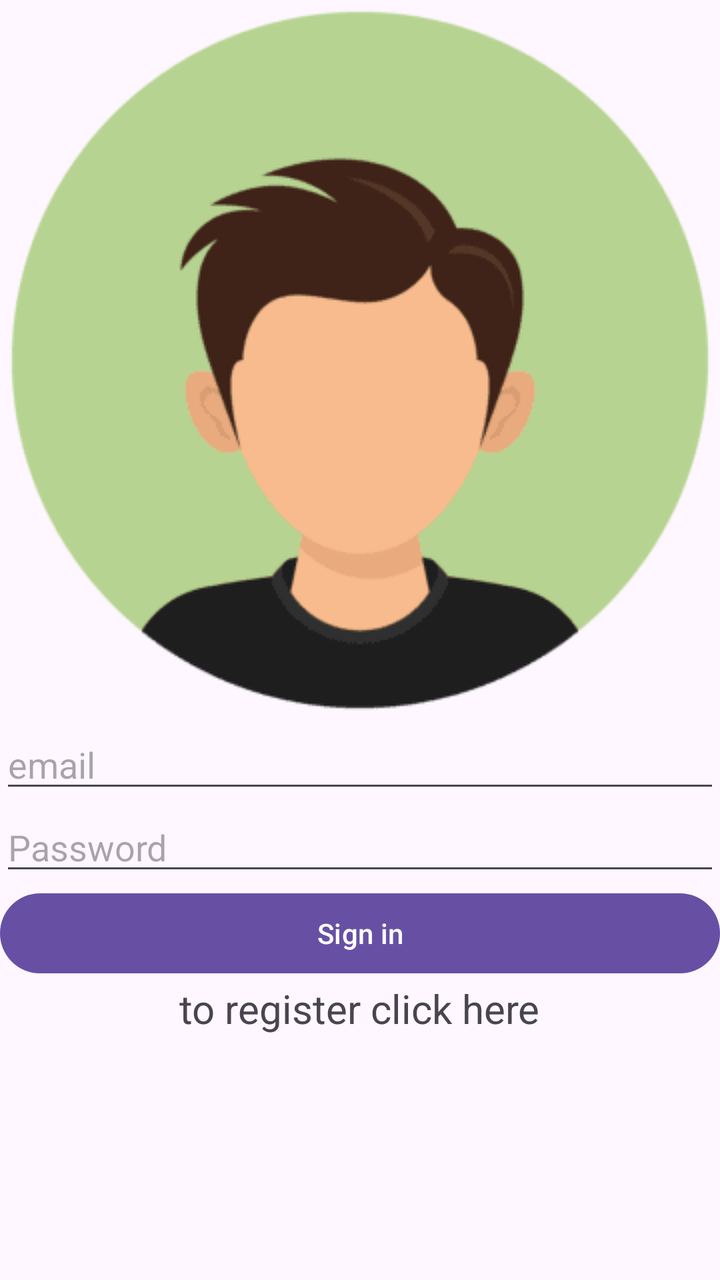
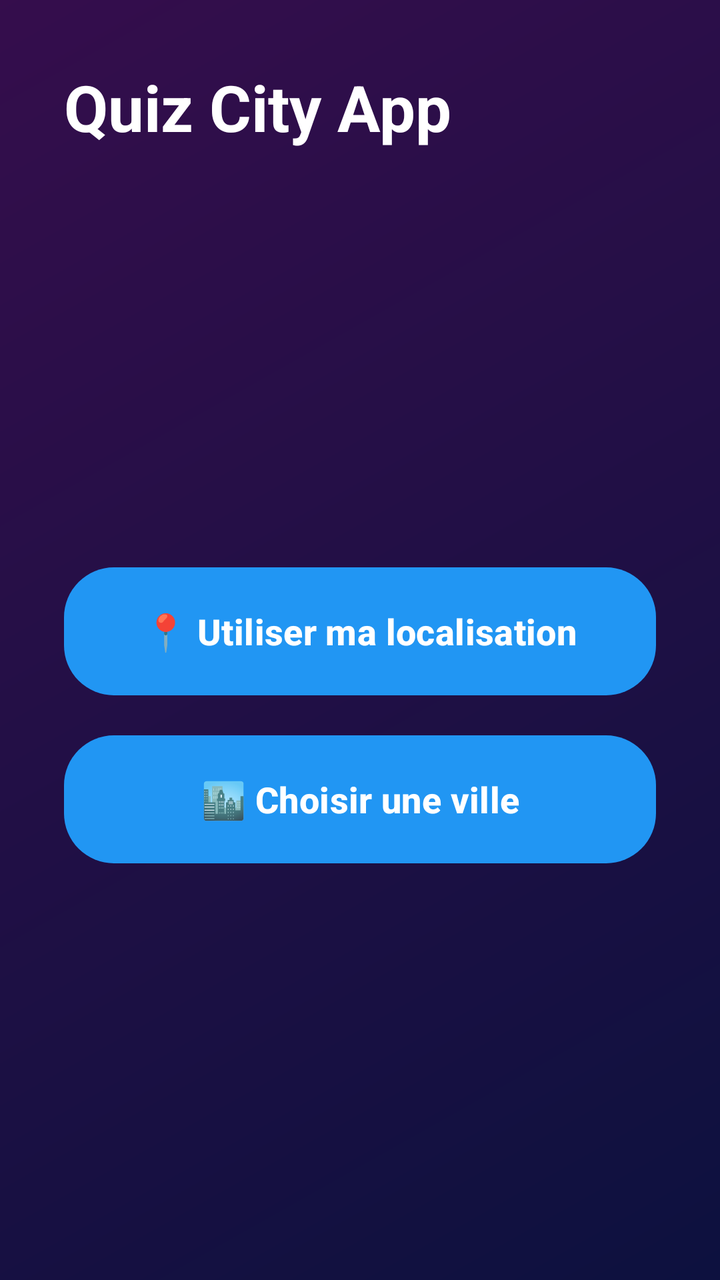

Before-and-after screenshots of an Android layout around one commit, followed by the original layout XML and the change that was made.
<!-- AndroidManifest.xml: application theme Theme.QuizApp_elAlami -->
<!-- res/layout/activity_main.xml -->
<?xml version="1.0" encoding="utf-8"?>
<LinearLayout xmlns:android="http://schemas.android.com/apk/res/android"
    android:layout_width="match_parent"
    android:layout_height="match_parent"
    android:orientation="vertical"
    android:layout_margin="25dp">

    <ImageView
        android:layout_width="wrap_content"
        android:layout_height="wrap_content"
        android:src="@drawable/logo"/>

    <EditText
        android:id="@+id/etMail"
        android:layout_width="match_parent"
        android:layout_height="wrap_content"
        android:hint="email"/>

    <EditText
        android:id="@+id/etPassword"
        android:layout_width="match_parent"
        android:layout_height="wrap_content"
        android:hint="Password"
        android:inputType="textPassword"/>

    <Button
        android:id="@+id/bLogin"
        android:layout_width="match_parent"
        android:layout_height="wrap_content"
        android:text="Sign in"/>

    <TextView
        android:id="@+id/tvRegister"
        android:layout_width="wrap_content"
        android:layout_height="wrap_content"
        android:text="to register click here"
        android:layout_gravity="center"
        android:textSize="20sp"/>

</LinearLayout>
<!-- resources referenced by this layout -->
<resources>
  <!-- drawable logo: png bitmap (drawable, 4724 bytes) -->
  <style name="Theme.QuizApp_elAlami" parent="Base.Theme.QuizApp_elAlami" />
  <style name="Base.Theme.QuizApp_elAlami" parent="Theme.Material3.DayNight.NoActionBar">
          
          
      </style>
</resources>

<!-- the commit's change to res/layout/activity_main.xml (unified diff, before → after) -->
@@ -1,40 +1,63 @@
 <?xml version="1.0" encoding="utf-8"?>
-<LinearLayout xmlns:android="http://schemas.android.com/apk/res/android"
+<androidx.constraintlayout.widget.ConstraintLayout xmlns:android="http://schemas.android.com/apk/res/android"
+    xmlns:app="http://schemas.android.com/apk/res-auto"
     android:layout_width="match_parent"
     android:layout_height="match_parent"
-    android:orientation="vertical"
-    android:layout_margin="25dp">
+    android:background="@drawable/bg">
 
-    <ImageView
+    
+    <View
+        android:layout_width="match_parent"
+        android:layout_height="match_parent"
+        android:background="#80000000" />
+
+    
+    <TextView
+        android:id="@+id/title"
         android:layout_width="wrap_content"
         android:layout_height="wrap_content"
-        android:src="@drawable/logo"/>
+        android:layout_margin="32dp"
+        android:text="Quiz City App"
+        android:textColor="#FFFFFF"
+        android:textSize="32sp"
+        android:textStyle="bold"
+        app:layout_constraintStart_toStartOf="parent"
+        app:layout_constraintTop_toTopOf="parent" />
 
-    <EditText
-        android:id="@+id/etMail"
+    <LinearLayout
         android:layout_width="match_parent"
         android:layout_height="wrap_content"
-        android:hint="email"/>
+        android:gravity="center"
+        android:orientation="vertical"
+        android:padding="32dp"
+        app:layout_constraintBottom_toBottomOf="parent"
+        app:layout_constraintTop_toBottomOf="@id/title">
 
-    <EditText
-        android:id="@+id/etPassword"
-        android:layout_width="match_parent"
-        android:layout_height="wrap_content"
-        android:hint="Password"
-        android:inputType="textPassword"/>
+        
+        <Button
+            android:id="@+id/btnLocation"
+            android:layout_width="match_parent"
+            android:layout_height="64dp"
+            android:layout_marginBottom="20dp"
+            android:background="@drawable/button_primary"
+            android:text="📍 Utiliser ma localisation"
+            android:textAllCaps="false"
+            android:textColor="#FFFFFF"
+            android:textSize="18sp"
+            android:textStyle="bold" />
 
-    <Button
-        android:id="@+id/bLogin"
-        android:layout_width="match_parent"
-        android:layout_height="wrap_content"
-        android:text="Sign in"/>
+        
+        <Button
+            android:id="@+id/btnChooseCity"
+            android:layout_width="match_parent"
+            android:layout_height="64dp"
+            android:background="@drawable/button_primary"
+            android:text="🏙️ Choisir une ville"
+            android:textAllCaps="false"
+            android:textColor="#FFFFFF"
+            android:textSize="18sp"
+            android:textStyle="bold" />
 
-    <TextView
-        android:id="@+id/tvRegister"
-        android:layout_width="wrap_content"
-        android:layout_height="wrap_content"
-        android:text="to register click here"
-        android:layout_gravity="center"
-        android:textSize="20sp"/>
+    </LinearLayout>
 
-</LinearLayout>
+</androidx.constraintlayout.widget.ConstraintLayout>
<!-- resource entries referenced after the edit -->
@@ -1,10 +1,47 @@
 <!-- resources referenced by this layout -->
 <resources>
-  <!-- drawable logo: png bitmap (drawable, 4724 bytes) -->
+  <!-- drawable bg (drawable) -->
+  <?xml version="1.0" encoding="utf-8"?>
+  <shape xmlns:android="http://schemas.android.com/apk/res/android">
+      <gradient
+          android:angle="135"
+          android:endColor="#6A1B9A"
+          android:startColor="#1A237E" />
+  </shape>
+  <!-- drawable button_primary (drawable) -->
+  <?xml version="1.0" encoding="utf-8"?>
+  <ripple xmlns:android="http://schemas.android.com/apk/res/android"
+      android:color="#40FFFFFF">
+      <item>
+          <selector>
+              <item android:state_pressed="true">
+                  <shape>
+                      <gradient
+                          android:startColor="#1A237E"
+                          android:endColor="#3949AB"
+                          android:angle="135"/>
+                      <corners android:radius="25dp" />
+                  </shape>
+              </item>
+              <item>
+                  <shape>
+                      <gradient
+                          android:startColor="#3949AB"
+                          android:endColor="#5C6BC0"
+                          android:angle="135"/>
+                      <corners android:radius="25dp" />
+                  </shape>
+              </item>
+          </selector>
+      </item>
+  </ripple>
   <style name="Theme.QuizApp_elAlami" parent="Base.Theme.QuizApp_elAlami" />
   <style name="Base.Theme.QuizApp_elAlami" parent="Theme.Material3.DayNight.NoActionBar">
           
-          
+          <item name="colorPrimary">@color/primary_blue</item>
+          <item name="colorSecondary">@color/primary_green</item>
       </style>
+  <color name="primary_blue">#2196F3</color>
+  <color name="primary_green">#4CAF50</color>
 </resources>
 
